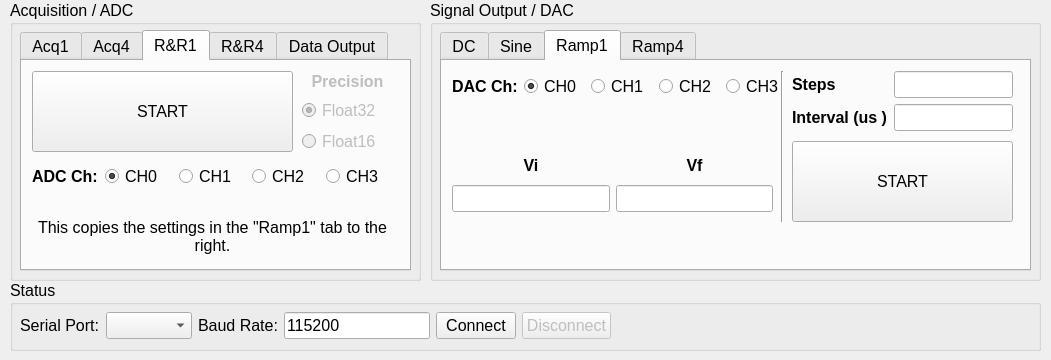
Sochnikov-Lab/OpenDAC-Python-Wrapper, file Python/opendac_gui.ui: the form before one commit.
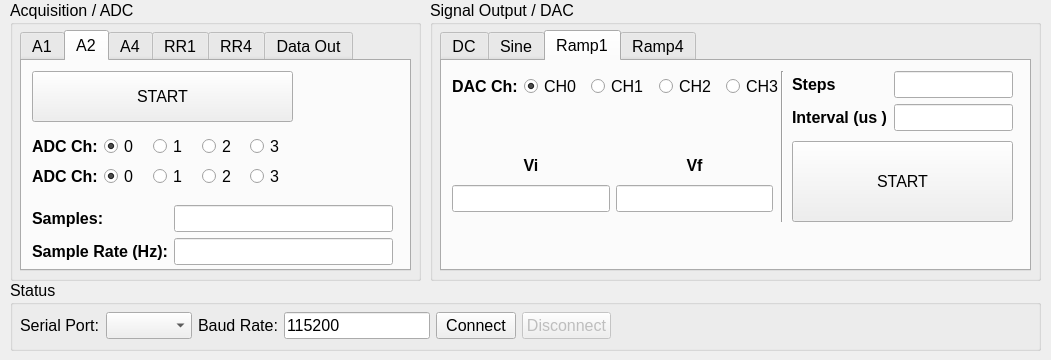
The form after the commit. The open tabs and pages were chosen to show the change.

Commit message: Acquire 2 gui started

Patch:
```diff
--- a/Python/opendac_gui.ui
+++ b/Python/opendac_gui.ui
@@ -70,7 +70,7 @@
      </property>
      <widget class="QWidget" name="tab_3">
       <attribute name="title">
-       <string>Acq1</string>
+       <string>A1</string>
       </attribute>
       <widget class="QWidget" name="gridLayoutWidget">
        <property name="geometry">
@@ -256,9 +256,183 @@
        </layout>
       </widget>
      </widget>
+     <widget class="QWidget" name="tab_10">
+      <attribute name="title">
+       <string>A2</string>
+      </attribute>
+      <widget class="QWidget" name="gridLayoutWidget_5">
+       <property name="geometry">
+        <rect>
+         <x>10</x>
+         <y>144</y>
+         <width>361</width>
+         <height>61</height>
+        </rect>
+       </property>
+       <layout class="QGridLayout" name="gridLayout_5">
+        <item row="0" column="0">
+         <widget class="QLabel" name="label_43">
+          <property name="font">
+           <font>
+            <weight>75</weight>
+            <bold>true</bold>
+           </font>
+          </property>
+          <property name="text">
+           <string>Samples:</string>
+          </property>
+         </widget>
+        </item>
+        <item row="0" column="1">
+         <widget class="QLineEdit" name="lea2_samples"/>
+        </item>
+        <item row="1" column="1">
+         <widget class="QLineEdit" name="lea2_srate"/>
+        </item>
+        <item row="1" column="0">
+         <widget class="QLabel" name="label_44">
+          <property name="font">
+           <font>
+            <weight>75</weight>
+            <bold>true</bold>
+           </font>
+          </property>
+          <property name="text">
+           <string>Sample Rate (Hz):</string>
+          </property>
+         </widget>
+        </item>
+       </layout>
+      </widget>
+      <widget class="QWidget" name="horizontalLayoutWidget_8">
+       <property name="geometry">
+        <rect>
+         <x>10</x>
+         <y>70</y>
+         <width>261</width>
+         <height>31</height>
+        </rect>
+       </property>
+       <layout class="QHBoxLayout" name="horizontalLayout_8">
+        <item>
+         <widget class="QLabel" name="label_46">
+          <property name="font">
+           <font>
+            <weight>75</weight>
+            <bold>true</bold>
+           </font>
+          </property>
+          <property name="text">
+           <string>ADC Ch:</string>
+          </property>
+         </widget>
+        </item>
+        <item>
+         <widget class="QRadioButton" name="rba2_ch0A">
+          <property name="text">
+           <string>0</string>
+          </property>
+          <property name="checked">
+           <bool>true</bool>
+          </property>
+         </widget>
+        </item>
+        <item>
+         <widget class="QRadioButton" name="rba2_ch1A">
+          <property name="text">
+           <string>1</string>
+          </property>
+         </widget>
+        </item>
+        <item>
+         <widget class="QRadioButton" name="rba2_ch2A">
+          <property name="text">
+           <string>2</string>
+          </property>
+         </widget>
+        </item>
+        <item>
+         <widget class="QRadioButton" name="rba2_ch3A">
+          <property name="text">
+           <string>3</string>
+          </property>
+         </widget>
+        </item>
+       </layout>
+      </widget>
+      <widget class="QPushButton" name="butta2_start">
+       <property name="geometry">
+        <rect>
+         <x>10</x>
+         <y>10</y>
+         <width>261</width>
+         <height>51</height>
+        </rect>
+       </property>
+       <property name="text">
+        <string>START</string>
+       </property>
+      </widget>
+      <widget class="QWidget" name="horizontalLayoutWidget_9">
+       <property name="geometry">
+        <rect>
+         <x>10</x>
+         <y>100</y>
+         <width>261</width>
+         <height>31</height>
+        </rect>
+       </property>
+       <layout class="QHBoxLayout" name="horizontalLayout_9">
+        <item>
+         <widget class="QLabel" name="label_47">
+          <property name="font">
+           <font>
+            <weight>75</weight>
+            <bold>true</bold>
+           </font>
+          </property>
+          <property name="text">
+           <string>ADC Ch:</string>
+          </property>
+         </widget>
+        </item>
+        <item>
+         <widget class="QRadioButton" name="rba2_ch0B">
+          <property name="text">
+           <string>0</string>
+          </property>
+          <property name="checked">
+           <bool>true</bool>
+          </property>
+         </widget>
+        </item>
+        <item>
+         <widget class="QRadioButton" name="rba2_ch1B">
+          <property name="text">
+           <string>1</string>
+          </property>
+         </widget>
+        </item>
+        <item>
+         <widget class="QRadioButton" name="rba2_ch2B">
+          <property name="text">
+           <string>2</string>
+          </property>
+         </widget>
+        </item>
+        <item>
+         <widget class="QRadioButton" name="rba2_ch3B">
+          <property name="text">
+           <string>3</string>
+          </property>
+         </widget>
+        </item>
+       </layout>
+      </widget>
+     </widget>
      <widget class="QWidget" name="tab_9">
       <attribute name="title">
-       <string>Acq4</string>
+       <string>A4</string>
       </attribute>
       <widget class="QWidget" name="verticalLayoutWidget_4">
        <property name="geometry">
@@ -390,7 +564,7 @@
      </widget>
      <widget class="QWidget" name="tab_8">
       <attribute name="title">
-       <string>R&amp;&amp;R1</string>
+       <string>RR1</string>
       </attribute>
       <widget class="QLabel" name="label_33">
        <property name="geometry">
@@ -537,7 +711,7 @@
      </widget>
      <widget class="QWidget" name="tab_5">
       <attribute name="title">
-       <string>R&amp;&amp;R4</string>
+       <string>RR4</string>
       </attribute>
       <widget class="QPushButton" name="buttrr4_start">
        <property name="geometry">
@@ -628,7 +802,7 @@
      </widget>
      <widget class="QWidget" name="tab_6">
       <attribute name="title">
-       <string>Data Output</string>
+       <string>Data Out</string>
       </attribute>
       <widget class="QPushButton" name="butts_csv">
        <property name="geometry">
```
Left out of the diff: 42 changed lines with no effect on the pictures. The commit also changes 1 other file.
